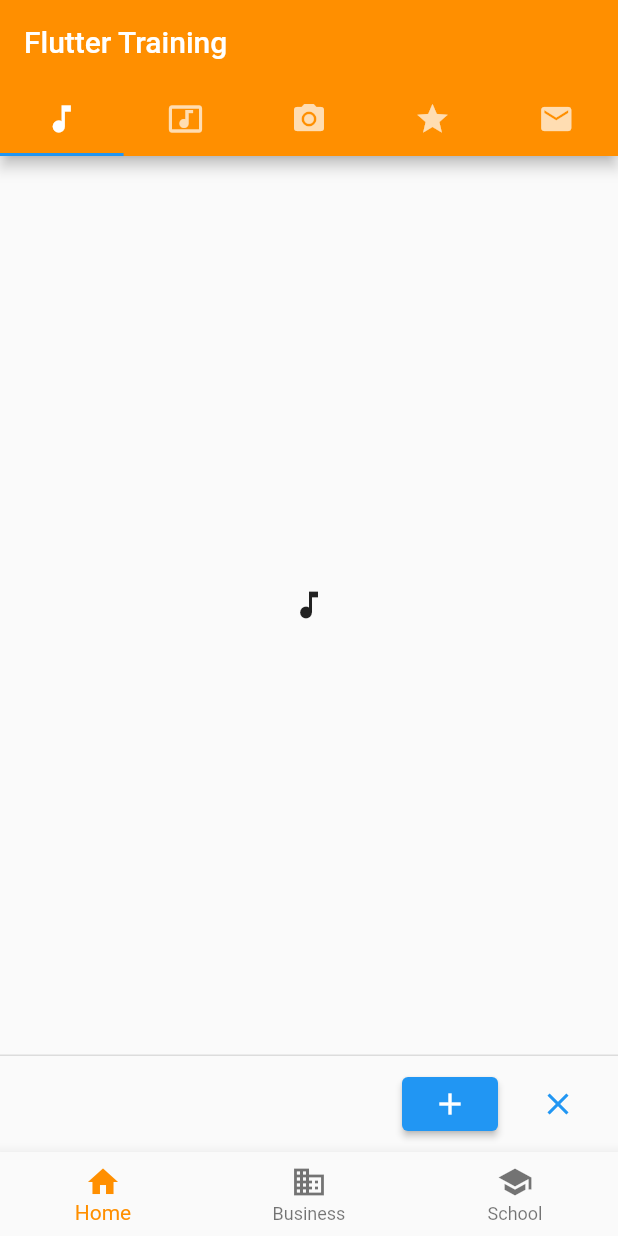
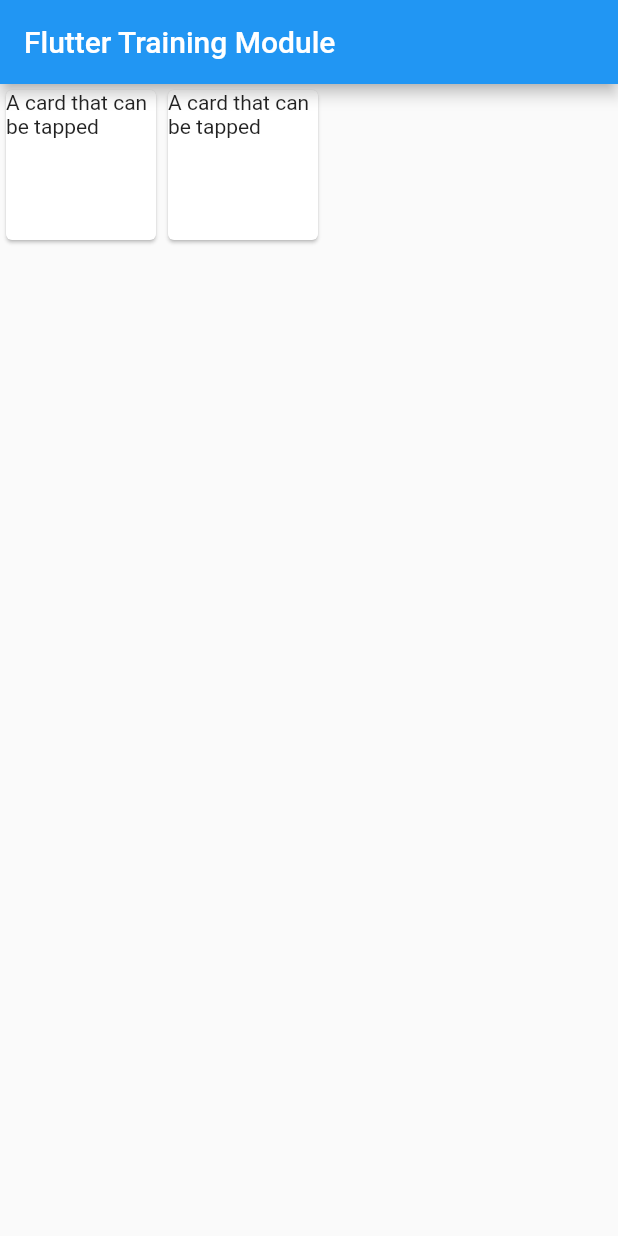
Before and after one commit to syukrianuar/Flutter-Training, a Flutter app: the screen it shows after launch, on a phone screen of 412 x 824 dp. Run offline on Flutter 3.47's test engine with Material 2 defaults, Android fonts, the phone set to English and light mode, and no system bars.

Commit message:
home for flutter training module apps

```diff
--- a/lib/main.dart
+++ b/lib/main.dart
@@ -24,6 +24,7 @@ class MyStatefulWidget extends StatefulWidget {
   @override
   State<MyStatefulWidget> createState() => _MyStatefulWidgetState();
 }
+
   // This widget is the root of your application.
 class _MyStatefulWidgetState extends State<MyStatefulWidget> {
   int _selectedIndex = 0;
@@ -52,64 +53,42 @@ class _MyStatefulWidgetState extends State<MyStatefulWidget> {
 
   @override
   Widget build(BuildContext context) {
-    return DefaultTabController(
-      length: 5,
-      child: Scaffold(
-        appBar: AppBar(
-          bottom: TabBar(
-            tabs: [
-              Tab(icon: Icon(Icons.music_note)),
-              Tab(icon: Icon(Icons.music_video)),
-              Tab(icon: Icon(Icons.camera_alt)),
-              Tab(icon: Icon(Icons.grade)),
-              Tab(icon: Icon(Icons.email)),
-            ],
-          ),
-          title: Text('Flutter Training'),
-          backgroundColor: Colors.amber[800],
+    return Scaffold(
+      appBar: AppBar(
+        title: Text('Flutter Training Module'),
+      ),
+        body: Container(
+        //child: Column(
+            child :Row(
+              children: [
+                Card(
+                  child: InkWell(
+                    splashColor: Colors.blue.withAlpha(30),
+                    onTap: () {
+                      print('Card tapped.');},
+                      child: const SizedBox(
+                        width: 100,
+                        height: 100,
+                        child: Text('A card that can be tapped'),
+                        ),
+                        ),
+                        ),
+                Card(
+                  child: InkWell(
+                    splashColor: Colors.blue.withAlpha(30),
+                    onTap: () {
+                      print('Card tapped.');},
+                      child: const SizedBox(
+                        width: 100,
+                        height: 100,
+                        child: Text('A card that can be tapped'),
+                      ),
+                  ),
+                ),
+              ],
+            ),
+        //),
         ),
-        body: TabBarView(
-          children: [
-            Icon(Icons.music_note),
-            Icon(Icons.music_video),
-            Icon(Icons.camera_alt),
-            Icon(Icons.grade),
-            Icon(Icons.email),
-          ],
-        ),
-        persistentFooterButtons: <Widget>[
-          ElevatedButton(
-            onPressed: (){
-              print('add');
-            },
-            child: Icon(Icons.add)
-          ),
-          TextButton(
-            onPressed: (){
-              print('clear');
-            },
-            child: Icon(Icons.clear))
-        ],
-        bottomNavigationBar: BottomNavigationBar(
-          items: const <BottomNavigationBarItem>[
-            BottomNavigationBarItem(
-              icon: Icon(Icons.home),
-              label: 'Home',
-            ),
-            BottomNavigationBarItem(
-              icon: Icon(Icons.business),
-              label: 'Business',
-            ),
-            BottomNavigationBarItem(
-              icon: Icon(Icons.school),
-              label: 'School',
-            ),
-          ],
-          currentIndex: _selectedIndex,
-          selectedItemColor: Colors.amber[800],
-          onTap: _onItemTapped,
-        ),
-      ),
     );
   }
 }
```
Also changed, not shown: lib/screen/home.dart (added).
